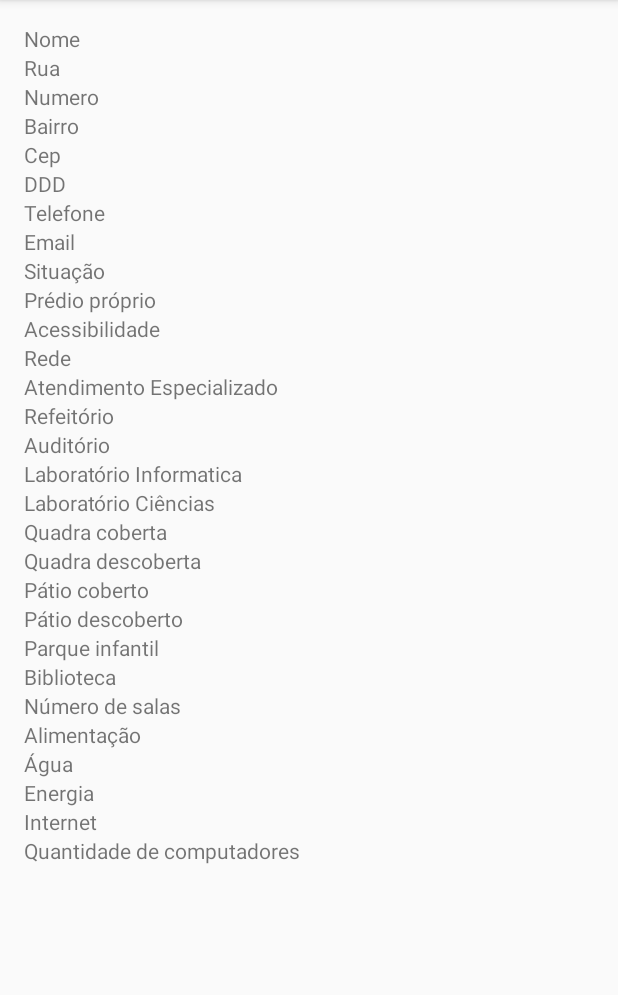
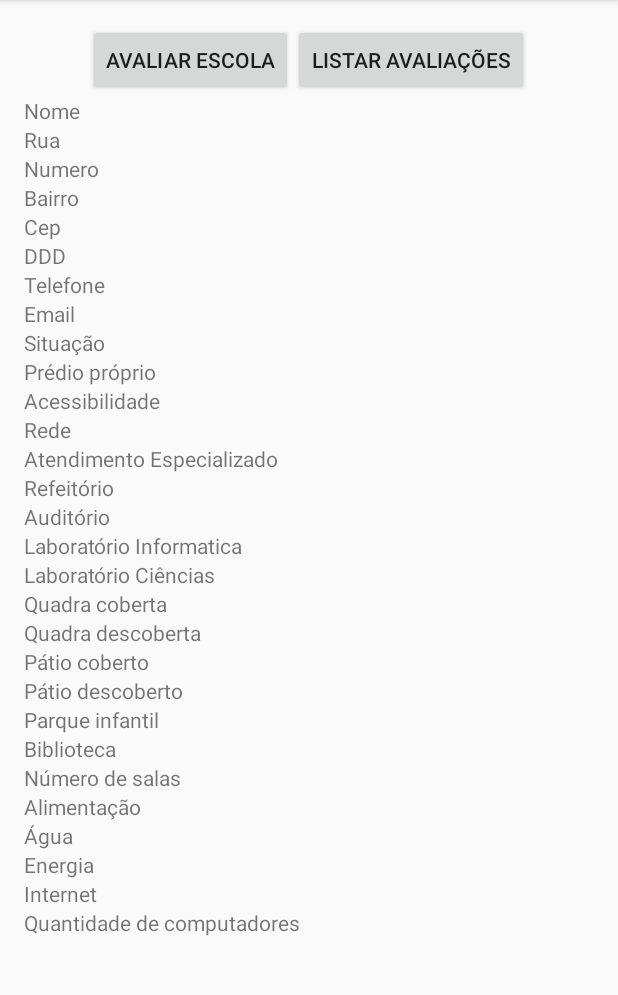
Before and after one commit to CaioViktor/Eduview, an Android app: the InfoEscola screen opened directly, with no data from a screen before it, on a phone screen of 412 x 824 dp, the part 84-1079 px from its top. Run offline under Robolectric (Android 15) with nearby library versions, the phone set to English and light mode, and no system bars.

Commit message:
Avaliar escola

```diff
--- a/Projeto/app/src/main/res/layout/activity_info_escola.xml
+++ b/Projeto/app/src/main/res/layout/activity_info_escola.xml
@@ -10,6 +10,27 @@
     tools:context="dspm.dc.ufc.br.eduview.InfoEscola"
     android:orientation="vertical">
 
+    <LinearLayout
+        android:orientation="horizontal"
+        android:layout_width="match_parent"
+        android:layout_height="wrap_content"
+        android:gravity="center">
+
+        <Button
+            android:layout_width="wrap_content"
+            android:layout_height="wrap_content"
+            android:text="Avaliar escola"
+            android:id="@+id/botãoAvaliar"
+            android:onClick="avaliarEscola" />
+
+        <Button
+            android:layout_width="wrap_content"
+            android:layout_height="wrap_content"
+            android:text="Listar avaliações"
+            android:id="@+id/botãoListar"
+            android:onClick="listarAvaliacoes" />
+    </LinearLayout>
+
     <ScrollView
         android:layout_width="wrap_content"
         android:layout_height="wrap_content"
```
Also changed, not shown: Projeto/app/src/main/java/dspm/dc/ufc/br/eduview/InfoEscola.java (+64 -0 lines), Projeto/app/src/main/res/layout/dialog_avaliar.xml (added, +46 -0 lines).
